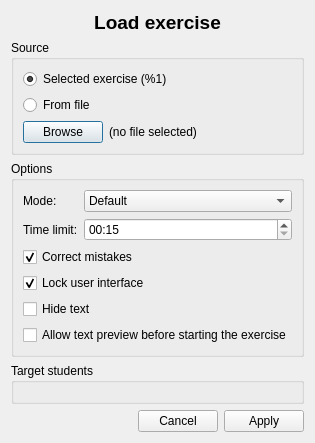
Old version of the form ui/server/LoadExerciseDialog.ui in the repository Open-Typer/Open-Typer.
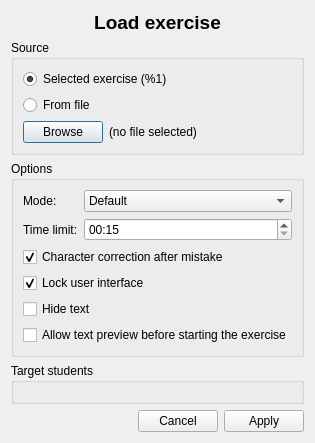
New version of the form.

Commit message: LoadExerciseDialog: Make "correct mistakes" feature less ambiguous

The edit to the form file:
```diff
--- a/ui/server/LoadExerciseDialog.ui
+++ b/ui/server/LoadExerciseDialog.ui
@@ -205,7 +205,7 @@
       <item>
        <widget class="QCheckBox" name="correctMistakesCheckBox">
         <property name="text">
-         <string>Correct mistakes</string>
+         <string>Character correction after mistake</string>
         </property>
         <property name="checked">
          <bool>true</bool>
```
